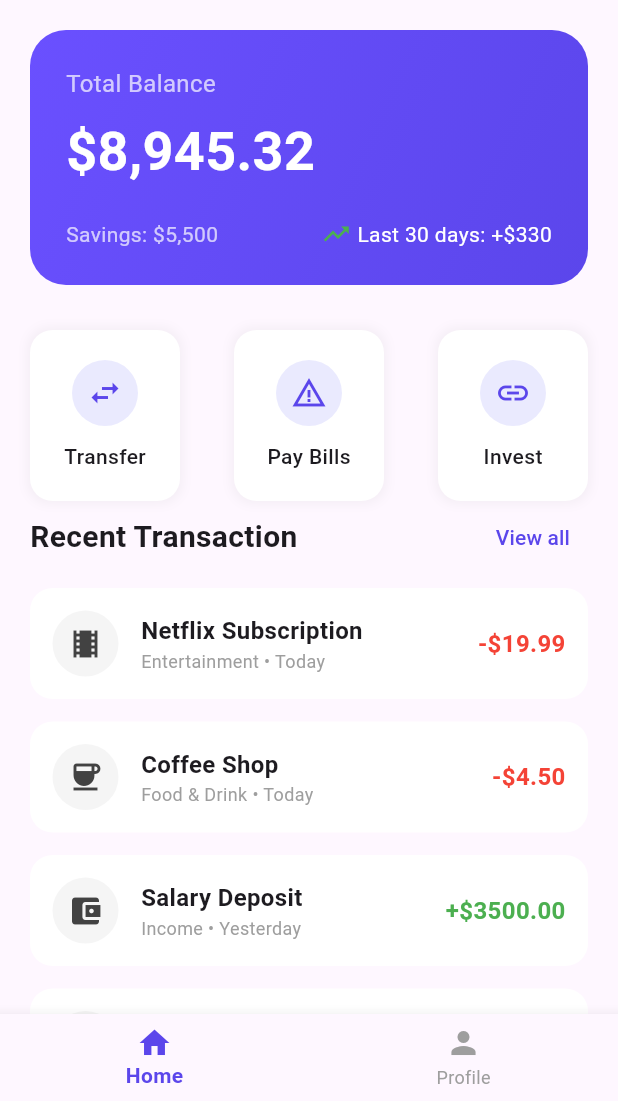
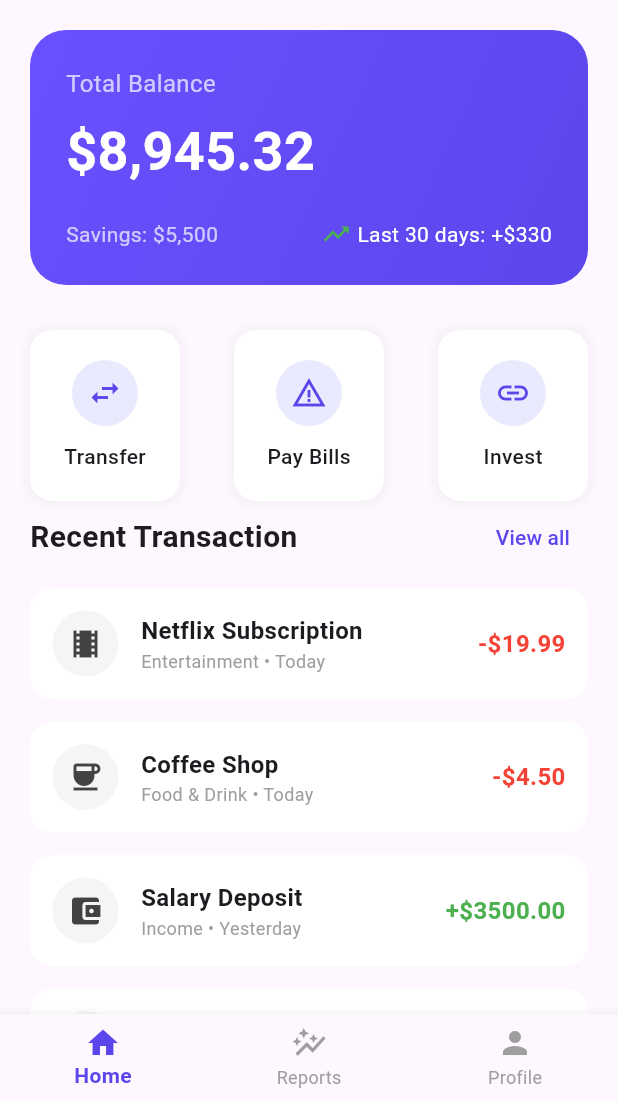
Before and after one commit to mb-shupto/assignment-two-flutter-UI-Masum-Bari-Supto-1930875, a Flutter app: the screen it shows after launch, on a phone screen of 412 x 824 dp, the part 135-1236 px from its top. Run offline on Flutter 3.47's test engine with Material 3 defaults, Android fonts, the phone set to English and light mode, and no system bars; our stand-ins replace percent_indicator.

Commit message:
add ReportPage to MainScreen and update bottom navigation bar

```diff
--- a/lib/screens/main_screen.dart
+++ b/lib/screens/main_screen.dart
@@ -1,5 +1,6 @@
 import 'package:assignment_two_flutter/screens/home_page.dart';
 import 'package:assignment_two_flutter/screens/profile_page.dart';
+import 'package:assignment_two_flutter/screens/report_page.dart';
 import 'package:flutter/material.dart';
 
 class MainScreen extends StatefulWidget {
@@ -15,6 +16,7 @@ class _MainScreenState extends State<MainScreen> {
 
   static const List<Widget> _pages = [
     HomePage(),
+    ReportPage(),
     ProfilePage()
   ];
 
@@ -46,6 +48,10 @@ class _MainScreenState extends State<MainScreen> {
             label: 'Home',
           ),
           BottomNavigationBarItem(
+              icon: Icon(Icons.auto_graph),
+              label: 'Reports'
+          ),
+          BottomNavigationBarItem(
             icon: Icon(Icons.person),
             label: 'Profile',
           ),
```
